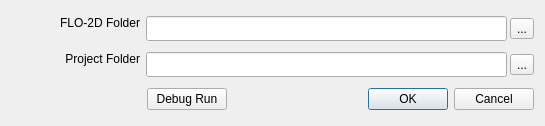
Above: flo2d/ui/flopro.ui from FLO-2DSoftware/qgis-flo-2d-plugin before the change. Below: the same form after it.
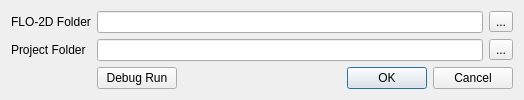
That is the form after the change.

Diff of the .ui file:
```diff
--- a/flo2d/ui/flopro.ui
+++ b/flo2d/ui/flopro.ui
@@ -6,8 +6,8 @@
    <rect>
     <x>0</x>
     <y>0</y>
-    <width>545</width>
-    <height>126</height>
+    <width>524</width>
+    <height>95</height>
    </rect>
   </property>
   <property name="minimumSize">
@@ -29,128 +29,66 @@
    <string>Run Program</string>
   </property>
   <layout class="QGridLayout" name="gridLayout_2">
-   <item row="0" column="0">
-    <widget class="QLabel" name="exec_folder_lbl">
-     <property name="minimumSize">
-      <size>
-       <width>100</width>
-       <height>0</height>
-      </size>
+   <item row="0" column="0" colspan="2">
+    <layout class="QGridLayout" name="gridLayout">
+     <property name="sizeConstraint">
+      <enum>QLayout::SetDefaultConstraint</enum>
      </property>
-     <property name="maximumSize">
-      <size>
-       <width>129</width>
-       <height>16777215</height>
-      </size>
-     </property>
+     <item row="2" column="1">
+      <widget class="QPushButton" name="debug_run_btn">
      <property name="text">
-      <string>FLO-2D Folder</string>
-     </property>
-     <property name="alignment">
-      <set>Qt::AlignRight|Qt::AlignTop|Qt::AlignTrailing</set>
-     </property>
-     <property name="wordWrap">
-      <bool>true</bool>
-     </property>
-    </widget>
-   </item>
-   <item row="0" column="1">
-    <widget class="QLineEdit" name="flo2d_le">
-     <property name="sizePolicy">
-      <sizepolicy hsizetype="Ignored" vsizetype="Maximum">
-       <horstretch>0</horstretch>
-       <verstretch>0</verstretch>
-      </sizepolicy>
-     </property>
-     <property name="minimumSize">
+        <string>Debug Run</string>
+       </property>
+      </widget>
+     </item>
+     <item row="2" column="2">
+      <spacer name="horizontalSpacer_2">
+       <property name="orientation">
+        <enum>Qt::Horizontal</enum>
+       </property>
+       <property name="sizeHint" stdset="0">
       <size>
-       <width>361</width>
-       <height>25</height>
-      </size>
-     </property>
-     <property name="alignment">
-      <set>Qt::AlignLeading|Qt::AlignLeft|Qt::AlignVCenter</set>
-     </property>
-    </widget>
-   </item>
-   <item row="0" column="2">
-    <widget class="QToolButton" name="flo2d_browse">
-     <property name="text">
-      <string>...</string>
-     </property>
-    </widget>
+         <width>103</width>
+         <height>20</height>
+        </size>
+       </property>
+      </spacer>
    </item>
    <item row="1" column="0">
     <widget class="QLabel" name="project_folder_lbl">
-     <property name="minimumSize">
-      <size>
-       <width>100</width>
-       <height>0</height>
-      </size>
-     </property>
-     <property name="maximumSize">
-      <size>
-       <width>129</width>
-       <height>16777215</height>
-      </size>
-     </property>
      <property name="text">
       <string>Project Folder</string>
      </property>
-     <property name="alignment">
-      <set>Qt::AlignRight|Qt::AlignTop|Qt::AlignTrailing</set>
-     </property>
-     <property name="wordWrap">
-      <bool>true</bool>
-     </property>
-    </widget>
-   </item>
-   <item row="1" column="1">
-    <widget class="QLineEdit" name="project_le">
-     <property name="sizePolicy">
-      <sizepolicy hsizetype="Ignored" vsizetype="Fixed">
-       <horstretch>0</horstretch>
-       <verstretch>0</verstretch>
-      </sizepolicy>
-     </property>
-     <property name="minimumSize">
-      <size>
-       <width>361</width>
-       <height>25</height>
-      </size>
-     </property>
-    </widget>
-   </item>
-   <item row="1" column="2">
+      </widget>
+     </item>
+     <item row="0" column="4">
+      <widget class="QToolButton" name="flo2d_browse">
+       <property name="text">
+        <string>...</string>
+       </property>
+      </widget>
+     </item>
+     <item row="1" column="4">
     <widget class="QToolButton" name="project_browse">
      <property name="text">
       <string>...</string>
      </property>
     </widget>
    </item>
-   <item row="2" column="0" colspan="3">
-    <layout class="QGridLayout" name="gridLayout">
      <item row="0" column="0">
-      <spacer name="horizontalSpacer">
-       <property name="orientation">
-        <enum>Qt::Horizontal</enum>
-       </property>
-       <property name="sizeHint" stdset="0">
-        <size>
-         <width>104</width>
-         <height>20</height>
-        </size>
-       </property>
-      </spacer>
-     </item>
-     <item row="0" column="1">
-      <widget class="QPushButton" name="debug_run_btn">
+      <widget class="QLabel" name="exec_folder_lbl">
        <property name="text">
-        <string>Debug Run</string>
+        <string>FLO-2D Folder</string>
        </property>
       </widget>
      </item>
-     <item row="0" column="3">
+     <item row="0" column="1" colspan="3">
+      <widget class="QLineEdit" name="flo2d_le"/>
+     </item>
+     <item row="1" column="1" colspan="3">
+      <widget class="QLineEdit" name="project_le"/>
+     </item>
+     <item row="2" column="3" colspan="2">
       <widget class="QDialogButtonBox" name="buttonBox">
        <property name="orientation">
         <enum>Qt::Horizontal</enum>
@@ -160,19 +98,6 @@
        </property>
       </widget>
      </item>
-     <item row="0" column="2">
-      <spacer name="horizontalSpacer_2">
-       <property name="orientation">
-        <enum>Qt::Horizontal</enum>
-       </property>
-       <property name="sizeHint" stdset="0">
-        <size>
-         <width>103</width>
-         <height>20</height>
-        </size>
-       </property>
-      </spacer>
-     </item>
     </layout>
    </item>
   </layout>
```
Lines whose indentation alone changed are shown as unchanged.
